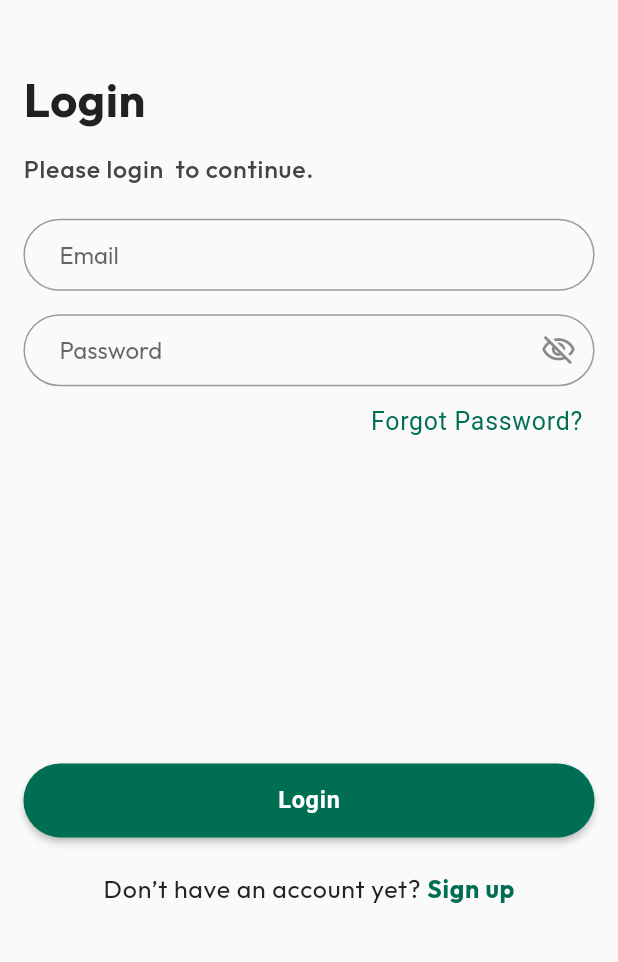
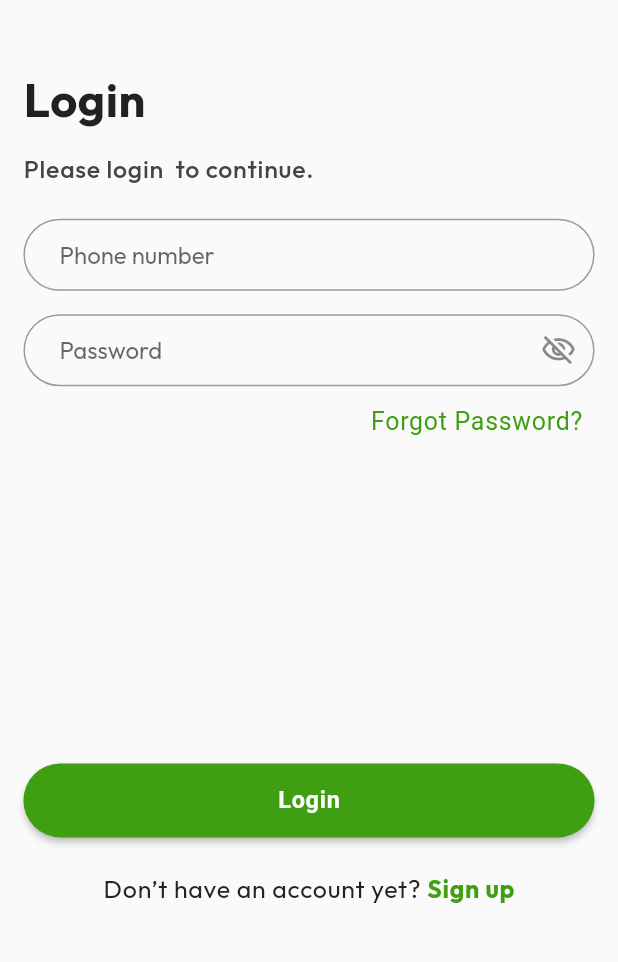
Before and after one commit to Sid-1661/Zenutri-App, a Flutter app: the LoginScreen screen opened directly, on a phone screen of 412 x 824 dp, the part 170-1132 px from its top. Run offline on Flutter 3.47's test engine with Material 2 defaults, Android fonts, the phone set to English and light mode, and no system bars; our stand-ins replace get, pin_code_fields; missing offline and left inert: otp_timer_button.

Commit message:
primary color theme has been updated for the whole app

```diff
--- a/lib/common/presentation/utils/app_colors.dart
+++ b/lib/common/presentation/utils/app_colors.dart
@@ -15,8 +15,8 @@ class AppColors {
     900:const Color.fromRGBO(4,131,184, 1),
   };
 
-  static const Color primaryColor = Color(0xFF006E53);
-  static const Color azureMist = Color(0xFFE6F5F1);
+  static const Color primaryColor = Color(0xFF3F9E11);
+  static const Color honeydew = Color(0xFFE9F5E4);
   static const Color graniteGray = Color(0xFF626262);
   static const Color shadowGray = Color(0xFF444444);
   static const Color eerieBlack = Color(0xFF242424);
--- a/lib/features/auth/presentation/ui/screens/login_screen.dart
+++ b/lib/features/auth/presentation/ui/screens/login_screen.dart
@@ -61,8 +61,8 @@ class _LoginScreenState extends State<LoginScreen> {
           ),
           verticalSpace(24),
           TextFormField(
-            decoration: const InputDecoration(hintText: 'Email'),
-            keyboardType: TextInputType.emailAddress,
+            decoration: const InputDecoration(hintText: 'Phone number'),
+            keyboardType: TextInputType.phone,
             textInputAction: TextInputAction.next,
           ),
           verticalSpace(16),
--- a/lib/features/auth/presentation/ui/screens/welcome_screen.dart
+++ b/lib/features/auth/presentation/ui/screens/welcome_screen.dart
@@ -13,7 +13,7 @@ class WelcomeScreen extends StatelessWidget {
   @override
   Widget build(BuildContext context) {
     return Scaffold(
-      backgroundColor: AppColors.azureMist,
+      backgroundColor: AppColors.honeydew,
       body: Stack(
         children: [
           backImageWithShaderMask,
@@ -82,7 +82,7 @@ class WelcomeScreen extends StatelessWidget {
         return const LinearGradient(
           begin: Alignment.center,
           end: Alignment.bottomCenter,
-          colors: [AppColors.azureMist, Colors.transparent],
+          colors: [AppColors.honeydew, Colors.transparent],
         ).createShader(
           Rect.fromLTRB(0, 0, rect.width, rect.height),
         );
```
